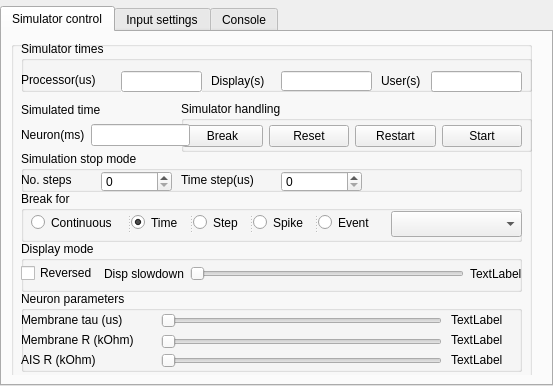
Qt form code/QtGUI/neurontab.ui (jvegh/Dynamic-Abstract-Neural-Computing) before a commit.
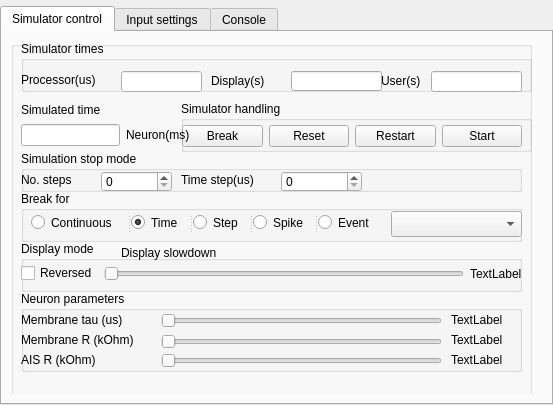
The same form after that commit. Custom widgets are drawn as their Qt base class.

Commit message: Beautifying simulator control window

What changed in the file:
```diff
--- a/code/QtGUI/neurontab.ui
+++ b/code/QtGUI/neurontab.ui
@@ -7,7 +7,7 @@
     <x>0</x>
     <y>0</y>
     <width>553</width>
-    <height>386</height>
+    <height>405</height>
    </rect>
   </property>
   <property name="windowTitle">
@@ -93,13 +93,6 @@
                        </property>
                       </widget>
                      </item>
-                     <item>
-                      <widget class="QLabel" name="DisplayLabel">
-                       <property name="text">
-                        <string>Disp slowdown</string>
-                       </property>
-                      </widget>
-                     </item>
                      <item>
                       <widget class="QSlider" name="DisplaySlider">
                        <property name="orientation">
@@ -116,6 +109,19 @@
                      </item>
                     </layout>
                    </widget>
+                   <widget class="QLabel" name="DisplayLabel">
+                    <property name="geometry">
+                     <rect>
+                      <x>100</x>
+                      <y>0</y>
+                      <width>131</width>
+                      <height>23</height>
+                     </rect>
+                    </property>
+                    <property name="text">
+                     <string>Display slowdown</string>
+                    </property>
+                   </widget>
                   </widget>
                   <widget class="QGroupBox" name="groupBox_4">
                    <property name="geometry">
@@ -295,7 +301,7 @@
                    <widget class="QLineEdit" name="DisplayTimeValue">
                     <property name="geometry">
                      <rect>
-                      <x>260</x>
+                      <x>270</x>
                       <y>30</y>
                       <width>91</width>
                       <height>20</height>
@@ -679,13 +685,6 @@
                     </rect>
                    </property>
                    <layout class="QHBoxLayout" name="horizontalLayout">
-                    <item>
-                     <widget class="QLabel" name="SimulatedTimeLabel">
-                      <property name="text">
-                       <string>Neuron(ms)</string>
-                      </property>
-                     </widget>
-                    </item>
                     <item>
                      <widget class="QLineEdit" name="SimulatedTimeValue">
                       <property name="minimumSize">
@@ -696,6 +695,13 @@
                       </property>
                      </widget>
                     </item>
+                    <item>
+                     <widget class="QLabel" name="SimulatedTimeLabel">
+                      <property name="text">
+                       <string>Neuron(ms)</string>
+                      </property>
+                     </widget>
+                    </item>
                    </layout>
                   </widget>
                  </widget>
```
Left out of the diff: 41 changed lines with no effect on the pictures.
